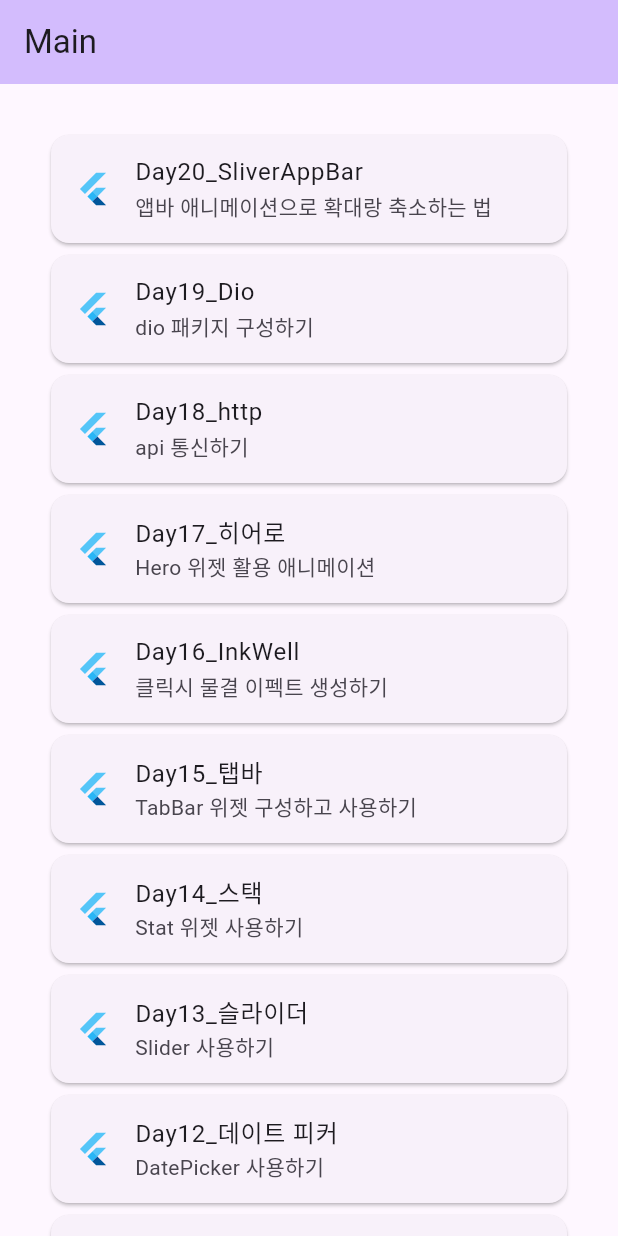
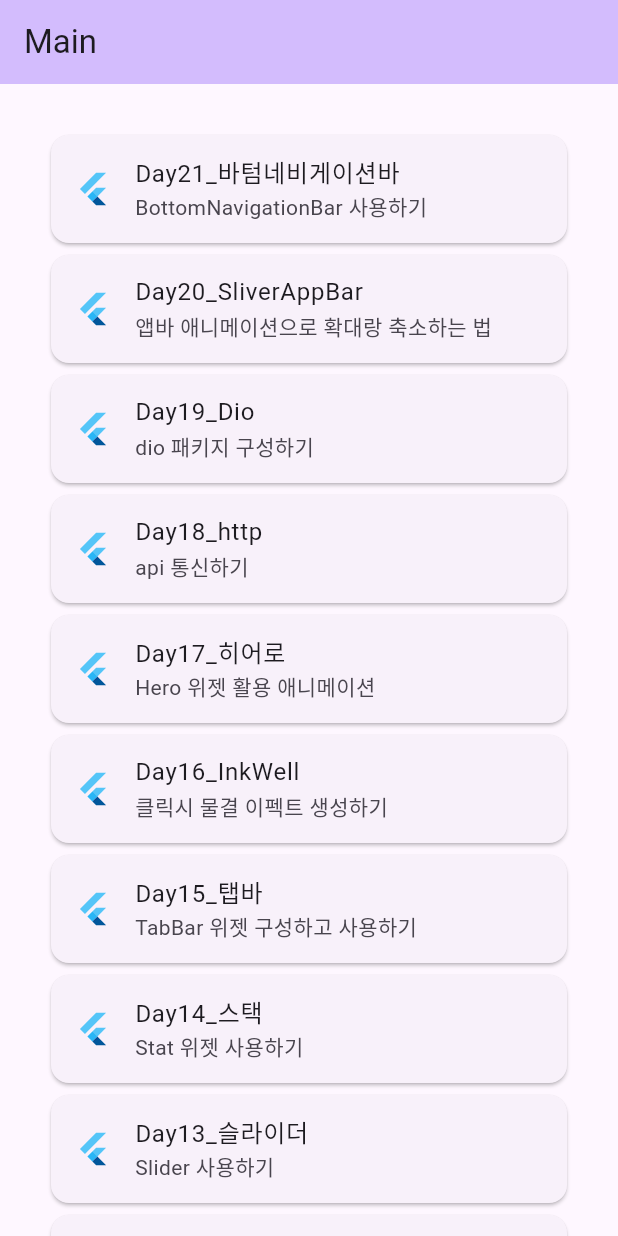
Before and after one commit to junselee42/flutter_study, a Flutter app: the screen it shows after launch, on a phone screen of 412 x 824 dp. Run offline on Flutter 3.47's test engine with Material 2 defaults, Android fonts, the phone set to English and light mode, and no system bars; our stand-ins replace dio.

Commit message:
update: updated ex20

```diff
--- a/lib/main.dart
+++ b/lib/main.dart
@@ -35,7 +35,6 @@ class MyHomePage extends StatefulWidget {
 class _MyHomePageState extends State<MyHomePage> {
   @override
   Widget build(BuildContext context) {
-    const double height = 20;
     return Scaffold(
       appBar: AppBar(
         backgroundColor: Theme.of(context).colorScheme.inversePrimary,
@@ -44,6 +43,17 @@ class _MyHomePageState extends State<MyHomePage> {
       body: ListView(
         padding: const EdgeInsets.all(30),
         children: [
+          Card(
+            child: ListTile(
+              leading: const FlutterLogo(),
+              title: const Text('Day21_바텀네비게이션바'),
+              subtitle: const Text('BottomNavigationBar 사용하기'),
+              hoverColor: Colors.purple,
+              onTap: () {
+                Navigator.of(context).pushNamed('/twentyfirst');
+              },
+            ),
+          ),
           Card(
             child: ListTile(
               leading: const FlutterLogo(),
--- a/lib/router/router.dart
+++ b/lib/router/router.dart
@@ -20,6 +20,7 @@ import 'package:flutter00/router/pages/seventeen.dart';
 import 'package:flutter00/router/pages/eighteen.dart';
 import 'package:flutter00/router/pages/nineteen.dart';
 import 'package:flutter00/router/pages/twenty.dart';
+import 'package:flutter00/router/pages/twentyone.dart';
 
 final routes = {
   '/': (BuildContext context) => const MyHomePage(title: "Main"),
@@ -43,4 +44,5 @@ final routes = {
   '/eighteenth': (BuildContext context) => const EighteenPage(),
   '/nineteenth': (BuildContext context) => const NineteenPage(),
   '/twentieth': (BuildContext context) => const TwentyPage(),
+  '/twentyfirst': (BuildContext context) => const TwentyOnePage(),
 };
```
Also changed, not shown: lib/router/pages/twentyone.dart (added, +36 -0 lines).
